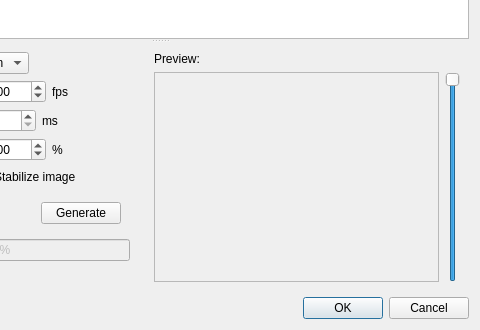
Before: the Qt Designer form src/gui/desktop/ui/photos_grouping_dialog.ui in Kicer86/photobroom, drawn with Qt 5; both pictures show x 160 to 640 and y 150 to 480 of the 640 by 480 pixel window.
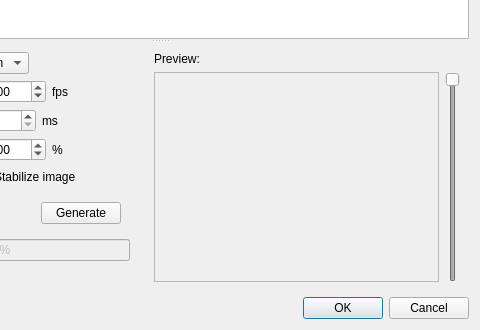
After: the same form once the commit is applied.

The edit to the form file:
```diff
--- a/src/gui/desktop/ui/photos_grouping_dialog.ui
+++ b/src/gui/desktop/ui/photos_grouping_dialog.ui
@@ -325,6 +325,9 @@
             </item>
             <item>
              <widget class="QSlider" name="previewScaleSlider">
+              <property name="enabled">
+               <bool>false</bool>
+              </property>
               <property name="minimum">
                <number>1</number>
               </property>
```
